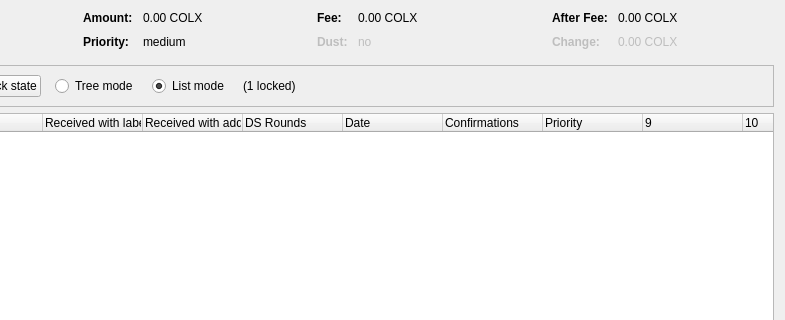
First picture: the form in src/qt/forms/coincontroldialog.ui, repository SkinXXX/skinxxx, before the edit; both pictures show x 169 to 954 and y 0 to 320 of the 954 by 500 pixel window.
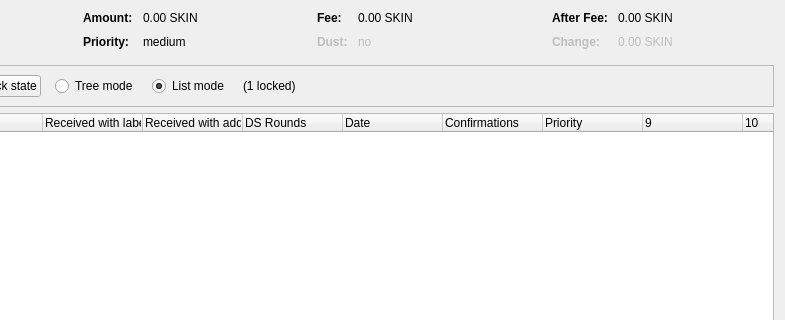
Second picture: the form after the edit. Custom widgets are drawn as their Qt base class.

```diff
--- a/src/qt/forms/coincontroldialog.ui
+++ b/src/qt/forms/coincontroldialog.ui
@@ -132,7 +132,7 @@
           <enum>Qt::ActionsContextMenu</enum>
          </property>
          <property name="text">
-          <string notr="true">0.00 COLX</string>
+          <string notr="true">0.00 SKIN</string>
          </property>
          <property name="textInteractionFlags">
           <set>Qt::LinksAccessibleByMouse|Qt::TextSelectableByKeyboard|Qt::TextSelectableByMouse</set>
@@ -206,7 +206,7 @@
           <enum>Qt::ActionsContextMenu</enum>
          </property>
          <property name="text">
-          <string notr="true">0.00 COLX</string>
+          <string notr="true">0.00 SKIN</string>
          </property>
          <property name="textInteractionFlags">
           <set>Qt::LinksAccessibleByMouse|Qt::TextSelectableByKeyboard|Qt::TextSelectableByMouse</set>
@@ -286,7 +286,7 @@
           <enum>Qt::ActionsContextMenu</enum>
          </property>
          <property name="text">
-          <string notr="true">0.00 COLX</string>
+          <string notr="true">0.00 SKIN</string>
          </property>
          <property name="textInteractionFlags">
           <set>Qt::LinksAccessibleByMouse|Qt::TextSelectableByKeyboard|Qt::TextSelectableByMouse</set>
@@ -321,7 +321,7 @@
           <enum>Qt::ActionsContextMenu</enum>
          </property>
          <property name="text">
-          <string notr="true">0.00 COLX</string>
+          <string notr="true">0.00 SKIN</string>
          </property>
          <property name="textInteractionFlags">
           <set>Qt::LinksAccessibleByMouse|Qt::TextSelectableByKeyboard|Qt::TextSelectableByMouse</set>
```
